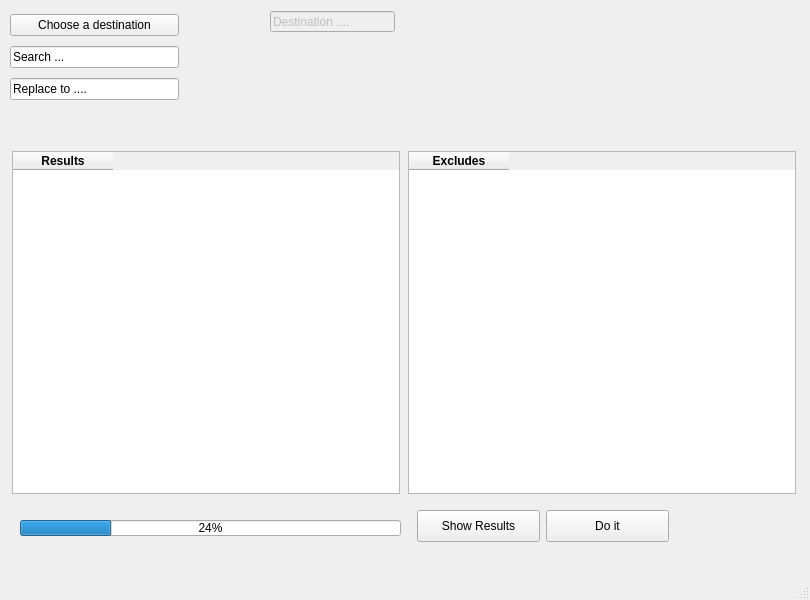
Above: mainwindow.ui from knasan/rrn-gui before the change. Below: the same form after it.
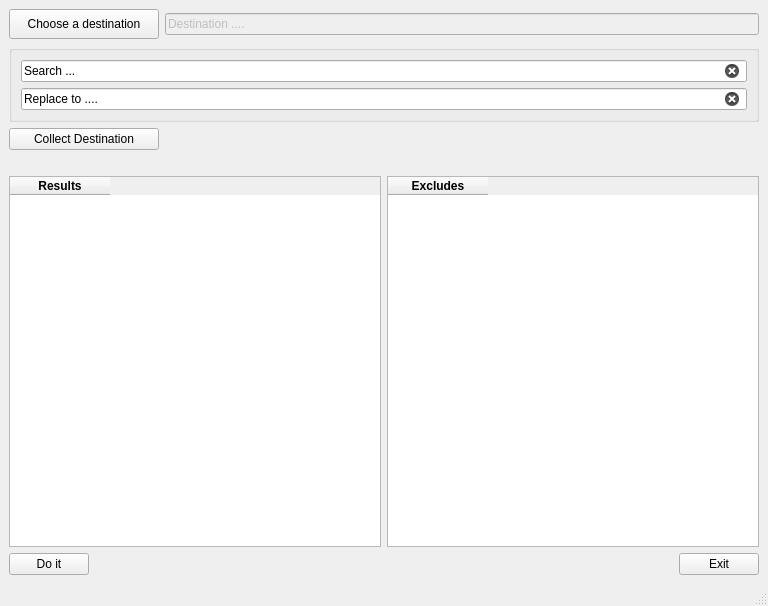
That is the form after the change.

Commit message: Layout version one

```diff
--- a/mainwindow.ui
+++ b/mainwindow.ui
@@ -9,8 +9,8 @@
    <rect>
     <x>0</x>
     <y>0</y>
-    <width>810</width>
-    <height>600</height>
+    <width>768</width>
+    <height>606</height>
    </rect>
   </property>
   <property name="sizePolicy">
@@ -26,35 +26,131 @@
    <bool>true</bool>
   </property>
   <widget class="QWidget" name="centralwidget">
+   <layout class="QVBoxLayout" name="verticalLayout_3">
+    <item>
+     <layout class="QVBoxLayout" name="verticalLayout">
+      <item>
+       <layout class="QHBoxLayout" name="horizontalLayout_Destination">
+        <item>
+         <widget class="QPushButton" name="pushButton_Destination">
+          <property name="sizePolicy">
+           <sizepolicy hsizetype="Fixed" vsizetype="Fixed">
+            <horstretch>0</horstretch>
+            <verstretch>0</verstretch>
+           </sizepolicy>
+          </property>
+          <property name="minimumSize">
+           <size>
+            <width>150</width>
+            <height>30</height>
+           </size>
+          </property>
+          <property name="maximumSize">
+           <size>
+            <width>150</width>
+            <height>30</height>
+           </size>
+          </property>
+          <property name="locale">
+           <locale language="English" country="UnitedStates"/>
+          </property>
+          <property name="text">
+           <string>Choose a destination</string>
+          </property>
+         </widget>
+        </item>
+        <item>
+         <widget class="QLineEdit" name="lineEdit_Destination">
+          <property name="enabled">
+           <bool>false</bool>
+          </property>
+          <property name="locale">
+           <locale language="English" country="UnitedStates"/>
+          </property>
+          <property name="text">
+           <string>Destination ....</string>
+          </property>
+         </widget>
+        </item>
+       </layout>
+      </item>
+      <item>
+       <widget class="QGroupBox" name="groupBoxSearchReplace">
+        <layout class="QVBoxLayout" name="verticalLayout_2">
+         <item>
+          <widget class="QLineEdit" name="lineEdit_Search">
    <property name="sizePolicy">
     <sizepolicy hsizetype="Expanding" vsizetype="Fixed">
      <horstretch>0</horstretch>
      <verstretch>0</verstretch>
     </sizepolicy>
    </property>
-   <widget class="QProgressBar" name="progressBar">
-    <property name="geometry">
-     <rect>
-      <x>20</x>
-      <y>520</y>
-      <width>381</width>
-      <height>16</height>
-     </rect>
-    </property>
-    <property name="value">
-     <number>24</number>
-    </property>
-   </widget>
-   <widget class="QWidget" name="">
-    <property name="geometry">
-     <rect>
-      <x>10</x>
-      <y>150</y>
-      <width>788</width>
-      <height>345</height>
-     </rect>
-    </property>
-    <layout class="QHBoxLayout" name="horizontalLayout">
+           <property name="locale">
+            <locale language="English" country="UnitedStates"/>
+           </property>
+           <property name="text">
+            <string>Search ...</string>
+           </property>
+           <property name="clearButtonEnabled">
+            <bool>true</bool>
+           </property>
+          </widget>
+         </item>
+         <item>
+          <widget class="QLineEdit" name="lineEdit_Replace">
+           <property name="locale">
+            <locale language="English" country="UnitedStates"/>
+           </property>
+           <property name="text">
+            <string>Replace to ....</string>
+           </property>
+           <property name="clearButtonEnabled">
+            <bool>true</bool>
+           </property>
+          </widget>
+         </item>
+        </layout>
+       </widget>
+      </item>
+      <item>
+       <widget class="QPushButton" name="pushButton_Collect">
+        <property name="sizePolicy">
+         <sizepolicy hsizetype="Fixed" vsizetype="Fixed">
+          <horstretch>0</horstretch>
+          <verstretch>0</verstretch>
+         </sizepolicy>
+        </property>
+        <property name="maximumSize">
+         <size>
+          <width>150</width>
+          <height>30</height>
+         </size>
+        </property>
+        <property name="locale">
+         <locale language="English" country="UnitedStates"/>
+        </property>
+        <property name="text">
+         <string>Collect Destination</string>
+        </property>
+       </widget>
+      </item>
+     </layout>
+    </item>
+    <item>
+     <spacer name="horizontalSpacer_3">
+      <property name="orientation">
+       <enum>Qt::Horizontal</enum>
+      </property>
+      <property name="sizeHint" stdset="0">
+       <size>
+        <width>741</width>
+        <height>20</height>
+       </size>
+      </property>
+     </spacer>
+    </item>
+    <item>
+     <layout class="QHBoxLayout" name="horizontalLayout_Tabel">
      <item>
       <widget class="QTableWidget" name="tableResult">
        <property name="sizePolicy">
@@ -63,17 +159,8 @@
          <verstretch>0</verstretch>
         </sizepolicy>
        </property>
-       <property name="minimumSize">
-        <size>
-         <width>388</width>
-         <height>343</height>
-        </size>
-       </property>
-       <property name="maximumSize">
-        <size>
-         <width>388</width>
-         <height>343</height>
-        </size>
+        <property name="locale">
+         <locale language="English" country="UnitedStates"/>
        </property>
        <property name="editTriggers">
         <set>QAbstractItemView::NoEditTriggers</set>
@@ -105,17 +192,8 @@
          <verstretch>0</verstretch>
         </sizepolicy>
        </property>
-       <property name="minimumSize">
-        <size>
-         <width>388</width>
-         <height>343</height>
-        </size>
-       </property>
-       <property name="maximumSize">
-        <size>
-         <width>388</width>
-         <height>343</height>
-        </size>
+        <property name="locale">
+         <locale language="English" country="UnitedStates"/>
        </property>
        <property name="editTriggers">
         <set>QAbstractItemView::NoEditTriggers</set>
@@ -137,121 +215,51 @@
       </widget>
      </item>
     </layout>
-   </widget>
-   <widget class="QWidget" name="">
-    <property name="geometry">
-     <rect>
-      <x>417</x>
-      <y>510</y>
-      <width>381</width>
-      <height>32</height>
-     </rect>
-    </property>
-    <layout class="QHBoxLayout" name="horizontalLayout_5">
-     <property name="sizeConstraint">
-      <enum>QLayout::SetFixedSize</enum>
-     </property>
-     <item>
-      <widget class="QPushButton" name="pushButton_ShowResults">
-       <property name="sizePolicy">
-        <sizepolicy hsizetype="Fixed" vsizetype="Fixed">
-         <horstretch>0</horstretch>
-         <verstretch>0</verstretch>
-        </sizepolicy>
-       </property>
-       <property name="minimumSize">
-        <size>
-         <width>123</width>
-         <height>32</height>
-        </size>
-       </property>
-       <property name="maximumSize">
-        <size>
-         <width>123</width>
-         <height>32</height>
-        </size>
-       </property>
-       <property name="text">
-        <string>Show Results</string>
-       </property>
-      </widget>
-     </item>
+    </item>
+    <item>
+     <layout class="QHBoxLayout" name="horizontalLayout_pushButton_Buttom">
      <item>
       <widget class="QPushButton" name="pushButton_DoIt">
        <property name="sizePolicy">
-        <sizepolicy hsizetype="Maximum" vsizetype="Fixed">
+         <sizepolicy hsizetype="Minimum" vsizetype="Fixed">
          <horstretch>0</horstretch>
          <verstretch>0</verstretch>
         </sizepolicy>
        </property>
-       <property name="minimumSize">
-        <size>
-         <width>123</width>
-         <height>32</height>
-        </size>
-       </property>
-       <property name="maximumSize">
-        <size>
-         <width>123</width>
-         <height>32</height>
-        </size>
+        <property name="locale">
+         <locale language="English" country="UnitedStates"/>
        </property>
        <property name="text">
         <string>Do it</string>
        </property>
       </widget>
      </item>
-    </layout>
-   </widget>
-   <widget class="QLineEdit" name="lineEdit_Destination">
-    <property name="enabled">
-     <bool>false</bool>
-    </property>
-    <property name="geometry">
-     <rect>
-      <x>270</x>
-      <y>11</y>
-      <width>125</width>
-      <height>21</height>
-     </rect>
-    </property>
-    <property name="text">
-     <string>Destination ....</string>
-    </property>
-   </widget>
-   <widget class="QWidget" name="">
-    <property name="geometry">
-     <rect>
-      <x>10</x>
-      <y>10</y>
-      <width>169</width>
-      <height>97</height>
-     </rect>
-    </property>
-    <layout class="QVBoxLayout" name="verticalLayout">
      <item>
-      <widget class="QPushButton" name="pushButton_Destination">
-       <property name="text">
-        <string>Choose a destination</string>
-       </property>
-      </widget>
-     </item>
-     <item>
-      <widget class="QLineEdit" name="lineEdit_Search">
-       <property name="text">
-        <string>Search ...</string>
-       </property>
-      </widget>
+       <spacer name="horizontalSpacer_ButtomButton_mid">
+        <property name="orientation">
+         <enum>Qt::Horizontal</enum>
+        </property>
+        <property name="sizeHint" stdset="0">
+         <size>
+          <width>400</width>
+          <height>20</height>
+         </size>
+        </property>
+       </spacer>
      </item>
      <item>
-      <widget class="QLineEdit" name="lineEdit_Replace">
+       <widget class="QPushButton" name="pushButton_Quit">
+        <property name="locale">
+         <locale language="English" country="UnitedStates"/>
+        </property>
        <property name="text">
-        <string>Replace to ....</string>
+         <string>Exit</string>
        </property>
       </widget>
      </item>
     </layout>
-   </widget>
+    </item>
+   </layout>
   </widget>
   <widget class="QMenuBar" name="menubar">
    <property name="geometry">
```
Left out of the diff: 21 changed lines with no effect on the pictures. Lines whose indentation alone changed are shown as unchanged. The commit also changes 3 other files.
